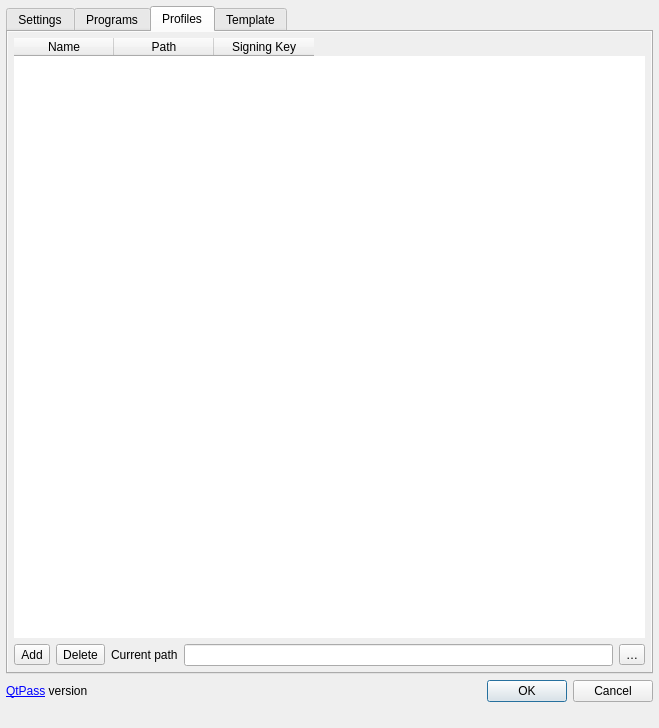
The window that src/configdialog.ui (IJHack/QtPass) describes before a commit, drawn with Qt 5.
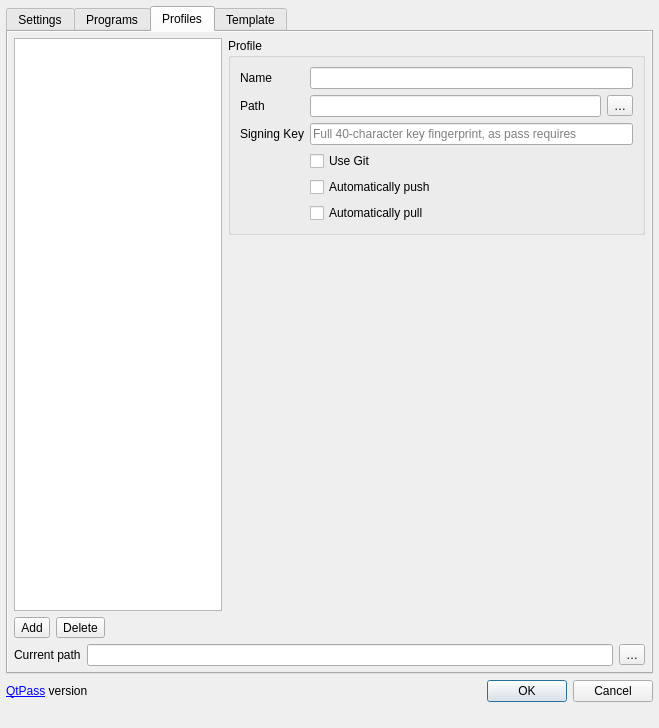
The same window after the commit. The open tabs and pages were chosen to show the change. Icons and pictures are not drawn.

Commit message: ConfigDialog: a profile list with a form instead of the table (#1815)

What changed in the file:
```diff
--- a/src/configdialog.ui
+++ b/src/configdialog.ui
@@ -1005,24 +1005,19 @@
             <number>6</number>
            </property>
            <item>
-            <widget class="QTableWidget" name="profileTable">
+            <layout class="QHBoxLayout" name="profilesLayout" stretch="1,2">
+             <item>
+              <layout class="QVBoxLayout" name="profileListLayout">
+               <item>
+                <widget class="QListWidget" name="profileList">
              <property name="sizePolicy">
-              <sizepolicy hsizetype="MinimumExpanding" vsizetype="Expanding">
-               <horstretch>0</horstretch>
+                  <sizepolicy hsizetype="Preferred" vsizetype="Expanding">
+                   <horstretch>1</horstretch>
                <verstretch>0</verstretch>
               </sizepolicy>
              </property>
-             <property name="frameShape">
-              <enum>QFrame::NoFrame</enum>
-             </property>
-             <property name="frameShadow">
-              <enum>QFrame::Plain</enum>
-             </property>
-             <property name="lineWidth">
-              <number>0</number>
-             </property>
-             <property name="editTriggers">
-              <set>QAbstractItemView::DoubleClicked|QAbstractItemView::EditKeyPressed|QAbstractItemView::SelectedClicked</set>
+                 <property name="toolTip">
+                  <string>The password stores this QtPass knows; pick one to edit it</string>
              </property>
              <property name="alternatingRowColors">
               <bool>true</bool>
@@ -1030,41 +1025,11 @@
              <property name="selectionMode">
               <enum>QAbstractItemView::SingleSelection</enum>
              </property>
-             <property name="selectionBehavior">
-              <enum>QAbstractItemView::SelectRows</enum>
-             </property>
-             <property name="sortingEnabled">
-              <bool>true</bool>
-             </property>
-             <column>
-              <property name="text">
-               <string>Name</string>
-              </property>
-              <property name="toolTip">
-               <string>Profile name, used to identify this configuration profile</string>
-              </property>
-             </column>
-             <column>
-              <property name="text">
-               <string>Path</string>
-              </property>
-              <property name="toolTip">
-               <string>Path to the password store directory</string>
-              </property>
-             </column>
-             <column>
-              <property name="text">
-               <string>Signing Key</string>
-              </property>
-              <property name="toolTip">
-               <string>Optional: GPG key to sign .gpg-id files for integrity verification. Leave empty unless you need to protect the user list from tampering.</string>
-              </property>
-             </column>
             </widget>
            </item>
            <item>
-            <layout class="QGridLayout" name="gridLayout_11">
-             <item row="0" column="0">
+                <layout class="QHBoxLayout" name="profileButtons">
+                 <item>
               <widget class="QToolButton" name="addButton">
                <property name="text">
                 <string>Add</string>
@@ -1079,7 +1044,7 @@
                </property>
               </widget>
              </item>
-             <item row="0" column="1">
+                 <item>
               <widget class="QToolButton" name="deleteButton">
                <property name="text">
                 <string>Delete</string>
@@ -1094,7 +1059,158 @@
                </property>
               </widget>
              </item>
-             <item row="0" column="2">
+                 <item>
+                  <spacer name="profileButtonsSpacer">
+                   <property name="orientation">
+                    <enum>Qt::Horizontal</enum>
+                   </property>
+                   <property name="sizeHint" stdset="0">
+                    <size>
+                     <width>0</width>
+                     <height>0</height>
+                    </size>
+                   </property>
+                  </spacer>
+                 </item>
+                </layout>
+               </item>
+              </layout>
+             </item>
+             <item>
+              <layout class="QVBoxLayout" name="profileFormColumn">
+               <property name="sizeConstraint">
+                <enum>QLayout::SetDefaultConstraint</enum>
+               </property>
+               <item>
+              <widget class="QGroupBox" name="profileForm">
+               <property name="sizePolicy">
+                <sizepolicy hsizetype="Expanding" vsizetype="Preferred">
+                 <horstretch>2</horstretch>
+                 <verstretch>0</verstretch>
+                </sizepolicy>
+               </property>
+               <property name="title">
+                <string>Profile</string>
+               </property>
+               <layout class="QFormLayout" name="profileFormLayout">
+                <item row="0" column="0">
+                 <widget class="QLabel" name="labelProfileName">
+                  <property name="text">
+                   <string>Name</string>
+                  </property>
+                  <property name="buddy">
+                   <cstring>profileName</cstring>
+                  </property>
+                 </widget>
+                </item>
+                <item row="0" column="1">
+                 <widget class="QLineEdit" name="profileName">
+                  <property name="toolTip">
+                   <string>Profile name, used to identify this configuration profile</string>
+                  </property>
+                 </widget>
+                </item>
+                <item row="1" column="0">
+                 <widget class="QLabel" name="labelProfilePath">
+                  <property name="text">
+                   <string>Path</string>
+                  </property>
+                  <property name="buddy">
+                   <cstring>profilePath</cstring>
+                  </property>
+                 </widget>
+                </item>
+                <item row="1" column="1">
+                 <layout class="QHBoxLayout" name="profilePathLayout">
+                  <item>
+                   <widget class="QLineEdit" name="profilePath">
+                    <property name="toolTip">
+                     <string>Path to the password store directory</string>
+                    </property>
+                   </widget>
+                  </item>
+                  <item>
+                   <widget class="QToolButton" name="profilePathBrowse">
+                    <property name="toolTip">
+                     <string>Choose the password store folder</string>
+                    </property>
+                    <property name="accessibleName">
+                     <string>Choose the password store folder</string>
+                    </property>
+                    <property name="text">
+                     <string>…</string>
+                    </property>
+                   </widget>
+                  </item>
+                 </layout>
+                </item>
+                <item row="2" column="0">
+                 <widget class="QLabel" name="labelProfileSigningKey">
+                  <property name="text">
+                   <string>Signing Key</string>
+                  </property>
+                  <property name="buddy">
+                   <cstring>profileSigningKey</cstring>
+                  </property>
+                 </widget>
+                </item>
+                <item row="2" column="1">
+                 <widget class="QLineEdit" name="profileSigningKey">
+                  <property name="toolTip">
+                   <string>Optional: GPG key to sign .gpg-id files for integrity verification. Leave empty unless you need to protect the user list from tampering.</string>
+                  </property>
+                  <property name="placeholderText">
+                   <string>Full 40-character key fingerprint, as pass requires</string>
+                  </property>
+                 </widget>
+                </item>
+                <item row="3" column="1">
+                 <widget class="QCheckBox" name="profileUseGit">
+                  <property name="toolTip">
+                   <string>Git settings for this profile; they replace the ones on the Settings tab while it is active</string>
+                  </property>
+                  <property name="text">
+                   <string>Use Git</string>
+                  </property>
+                 </widget>
+                </item>
+                <item row="4" column="1">
+                 <widget class="QCheckBox" name="profileAutoPush">
+                  <property name="text">
+                   <string>Automatically push</string>
+                  </property>
+                 </widget>
+                </item>
+                <item row="5" column="1">
+                 <widget class="QCheckBox" name="profileAutoPull">
+                  <property name="text">
+                   <string>Automatically pull</string>
+                  </property>
+                 </widget>
+                </item>
+               </layout>
+              </widget>
+               </item>
+               <item>
+                <spacer name="profileFormSpacer">
+                 <property name="orientation">
+                  <enum>Qt::Vertical</enum>
+                 </property>
+                 <property name="sizeHint" stdset="0">
+                  <size>
+                   <width>0</width>
+                   <height>0</height>
+                  </size>
+                 </property>
+                </spacer>
+               </item>
+              </layout>
+             </item>
+            </layout>
+           </item>
+           <item>
+            <layout class="QGridLayout" name="gridLayout_11">
+             <item row="0" column="0">
               <widget class="QLabel" name="labelStorePath">
                <property name="text">
                 <string>Current path</string>
@@ -1117,7 +1233,7 @@
                </property>
               </widget>
              </item>
-             <item row="0" column="3">
+             <item row="0" column="1">
               <widget class="QLineEdit" name="storePath"/>
              </item>
             </layout>
```
Left out of the diff: 17 changed lines with no effect on the pictures. Lines whose indentation alone changed are shown as unchanged. The commit also changes 4 other files.
